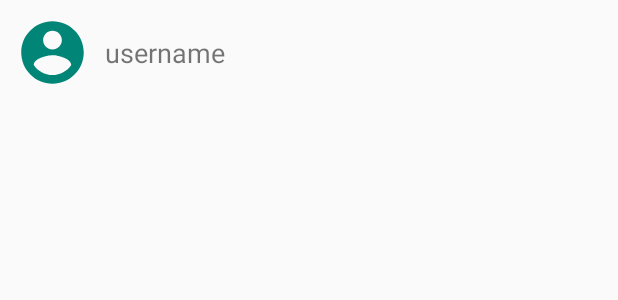
After one commit to KevinIswara/KVChat, an Android app: the layout friend_item.xml on its own in the app's theme, with its tools: preview values and no code run, on a phone screen of 412 x 824 dp. The commit adds this screen. Shown: the top 300 px of the screen. Run offline under Robolectric (Android 15) with nearby library versions, the phone set to English and light mode, and no system bars.

Commit message:
add friends tab

```diff
--- a/app/src/main/java/kv/kvchat/data/auth/UserRepository.kt
+++ b/app/src/main/java/kv/kvchat/data/auth/UserRepository.kt
@@ -13,4 +13,6 @@ class UserRepository(private val firebase: FirebaseSource) {
     fun getUserData() = firebase.getUserData()
 
     fun logout() = firebase.logout()
+
+    fun getFriends() = firebase.getFriendList()
 }
--- a/app/src/main/java/kv/kvchat/ui/main/MainViewModel.kt
+++ b/app/src/main/java/kv/kvchat/ui/main/MainViewModel.kt
@@ -1,9 +1,13 @@
 package kv.kvchat.ui.main
 
+import androidx.lifecycle.MutableLiveData
 import androidx.lifecycle.ViewModel
+import kv.kvchat.data.auth.User
 import kv.kvchat.data.auth.UserRepository
 
 class MainViewModel(private val repository: UserRepository): ViewModel() {
 
     fun getUserData() = repository.getUserData()
+
+    val friends : MutableLiveData<ArrayList<User>> = repository.getFriends()
 }
--- /dev/null
+++ b/app/src/main/res/drawable/ic_account_circle_green_50dp.xml
@@ -0,0 +1,5 @@
+<vector android:height="50dp" android:tint="#008577"
+    android:viewportHeight="24.0" android:viewportWidth="24.0"
+    android:width="50dp" xmlns:android="http://schemas.android.com/apk/res/android">
+    <path android:fillColor="#FF000000" android:pathData="M12,2C6.48,2 2,6.48 2,12s4.48,10 10,10 10,-4.48 10,-10S17.52,2 12,2zM12,5c1.66,0 3,1.34 3,3s-1.34,3 -3,3 -3,-1.34 -3,-3 1.34,-3 3,-3zM12,19.2c-2.5,0 -4.71,-1.28 -6,-3.22 0.03,-1.99 4,-3.08 6,-3.08 1.99,0 5.97,1.09 6,3.08 -1.29,1.94 -3.5,3.22 -6,3.22z"/>
+</vector>
--- /dev/null
+++ b/app/src/main/res/layout/friend_item.xml
@@ -0,0 +1,27 @@
+<?xml version="1.0" encoding="utf-8"?>
+<layout xmlns:android="http://schemas.android.com/apk/res/android">
+    <RelativeLayout
+        android:orientation="vertical"
+        android:layout_width="match_parent"
+        android:layout_height="wrap_content"
+        android:padding="10dp">
+
+        <ImageView
+            android:layout_width="50dp"
+            android:layout_height="50dp"
+            android:id="@+id/iv_friend"
+            android:src="@drawable/ic_account_circle_green_24dp" />
+
+        <TextView
+            android:layout_width="wrap_content"
+            android:layout_height="wrap_content"
+            android:id="@+id/tv_friend_name"
+            android:text="username"
+            android:layout_centerVertical="true"
+            android:layout_toRightOf="@id/iv_friend"
+            android:layout_toEndOf="@id/iv_friend"
+            android:layout_marginLeft="10dp"
+            android:textSize="18sp"
+            android:layout_marginStart="10dp" />
+    </RelativeLayout>
+</layout>
```
Also changed, not shown: app/src/main/java/kv/kvchat/data/firebase/FirebaseSource.kt (+27 -0 lines), app/src/main/java/kv/kvchat/ui/main/FriendsAdapter.kt (added, +58 -0 lines), app/src/main/java/kv/kvchat/ui/main/FriendsFragment.kt (+19 -10 lines), app/src/main/res/layout/friends_fragment.xml (+5 -4 lines).
